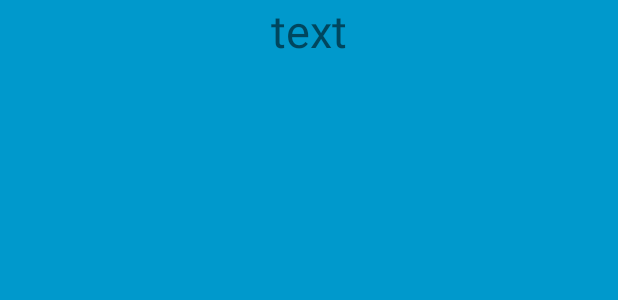
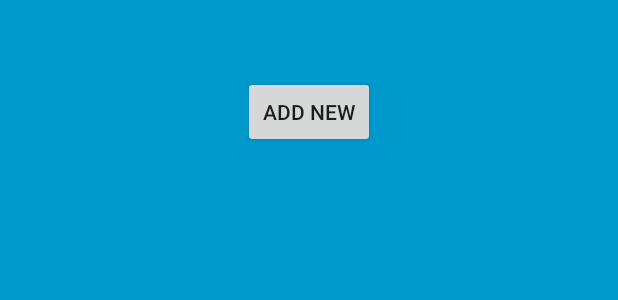
Before and after one commit to mevit/toDoListWidgetApp, an Android app: the layout to_do_list_widget.xml on its own in the app's theme, with its tools: preview values and no code run, on a phone screen of 412 x 824 dp. Shown: the top 300 px of the screen. Run offline under Robolectric (Android 15) with nearby library versions, the phone set to English and light mode, and no system bars.

Commit message:
Set focus on last item, after add new item. Add button to widget for open config activity after deleting item.

```diff
--- a/app/src/main/java/com/meldeveloping/todowidget/model/EditViewModel.kt
+++ b/app/src/main/java/com/meldeveloping/todowidget/model/EditViewModel.kt
@@ -8,6 +8,7 @@ import androidx.recyclerview.widget.RecyclerView
 import com.meldeveloping.todowidget.adapter.EditListAdapter
 import com.meldeveloping.todowidget.db.ToDoListItem
 import com.meldeveloping.todowidget.db.room.ToDoList
+import com.meldeveloping.todowidget.extension.showLog
 import com.meldeveloping.todowidget.repository.Repository
 import com.meldeveloping.todowidget.widget.ToDoListWidget
 
@@ -19,7 +20,6 @@ class EditViewModel(
     companion object {
         private const val EMPTY_ITEM_CHECKED = 0
         private const val EMPTY_ITEM_TEXT = ""
-        private var canRemove = true
     }
 
     private lateinit var adapter: EditListAdapter
@@ -34,6 +34,8 @@ class EditViewModel(
             initEditListAdapter()
         }
     }
+
+    fun getAdapter() = adapter
 
     fun getToDoList() = toDoList
 
@@ -61,7 +63,6 @@ class EditViewModel(
     fun removeItem(position: Int) {
         toDoList.toDoListItems.removeAt(position)
         refreshAdapter()
-        saveItem()
     }
 
     fun getItemTouchHelper(): ItemTouchHelper {
@@ -76,6 +77,7 @@ class EditViewModel(
 
             override fun onSwiped(viewHolder: RecyclerView.ViewHolder, direction: Int) {
                 removeItem(viewHolder.adapterPosition)
+                adapter.setLastItemFocusable(false)
             }
 
         })
--- a/app/src/main/java/com/meldeveloping/todowidget/widget/WidgetConfigurationActivity.kt
+++ b/app/src/main/java/com/meldeveloping/todowidget/widget/WidgetConfigurationActivity.kt
@@ -11,6 +11,7 @@ import androidx.appcompat.app.AppCompatActivity
 import androidx.recyclerview.widget.LinearLayoutManager
 import com.meldeveloping.todowidget.R
 import com.meldeveloping.todowidget.adapter.MainListAdapter
+import com.meldeveloping.todowidget.extension.showToast
 import com.meldeveloping.todowidget.main.MainActivity
 import com.meldeveloping.todowidget.model.WidgetConfigViewModel
 import kotlinx.android.synthetic.main.activity_widget_config.*
--- a/app/src/main/res/layout/to_do_list_widget.xml
+++ b/app/src/main/res/layout/to_do_list_widget.xml
@@ -10,15 +10,21 @@
             android:id="@+id/widgetTitleTextView"
             android:layout_width="match_parent"
             android:layout_height="wrap_content"
+            android:layout_marginBottom="10dp"
             android:gravity="center"
-            android:text="text"
-            android:textSize="30sp"
-            android:layout_marginBottom="10dp"/>
+            android:textSize="30sp" />
+
+    <Button
+            android:id="@+id/widgetNewListButton"
+            android:layout_width="wrap_content"
+            android:layout_height="wrap_content"
+            android:layout_gravity="center"
+            android:text="@string/widgetNewListButton" />
 
     <ListView
             android:id="@+id/widgetListView"
             android:layout_width="match_parent"
             android:layout_height="wrap_content"
-            android:layout_marginBottom="15dp"/>
+            android:layout_marginBottom="15dp" />
 
 </LinearLayout>
--- a/app/src/main/res/values/strings.xml
+++ b/app/src/main/res/values/strings.xml
@@ -13,5 +13,6 @@
     <string name="add_widget">Add widget</string>
     <string name="configButtonText">Create new</string>
     <string name="configTitleText">Your toDoLists</string>
+    <string name="widgetNewListButton">Add new</string>
 
 </resources>
```
Also changed, not shown: app/src/main/AndroidManifest.xml (+5 -2 lines), app/src/main/java/com/meldeveloping/todowidget/adapter/EditListAdapter.kt (+15 -2 lines), app/src/main/java/com/meldeveloping/todowidget/main/fragments/EditFragment.kt (+20 -0 lines), app/src/main/java/com/meldeveloping/todowidget/widget/ToDoListWidget.kt (+11 -0 lines).
